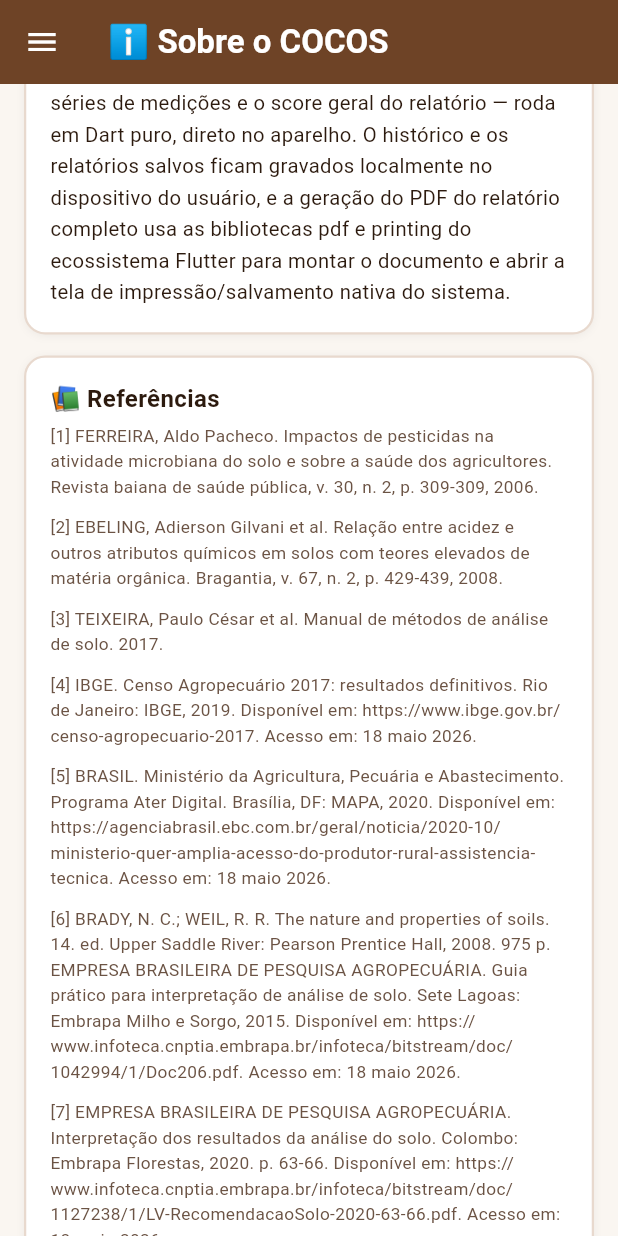
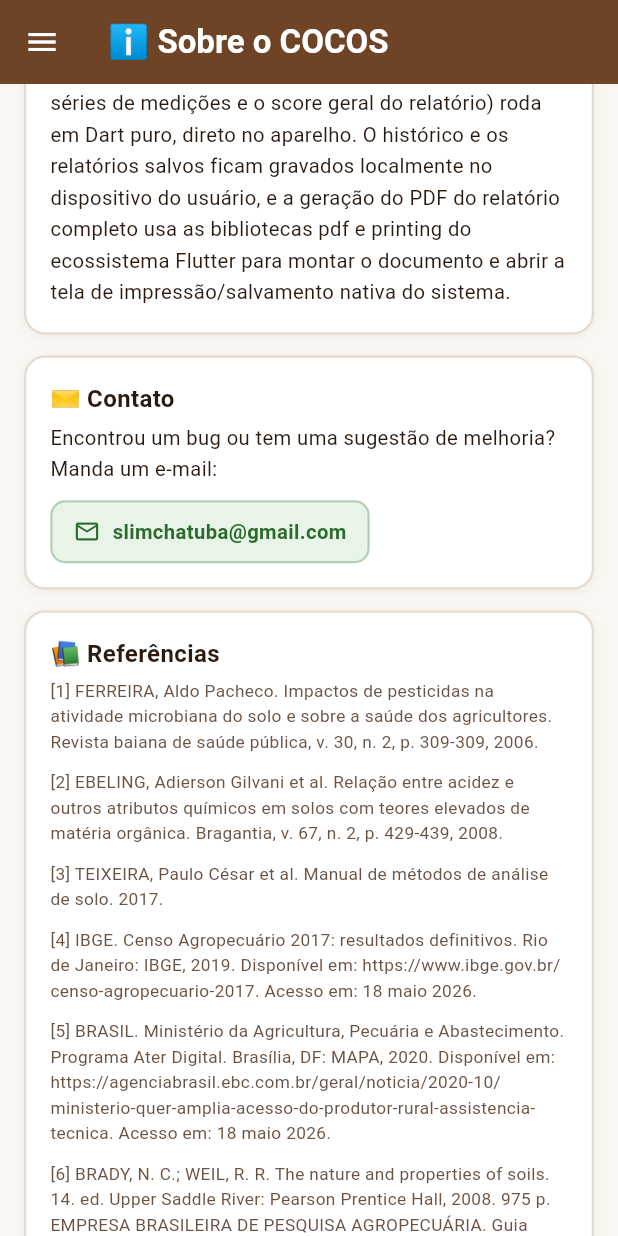
Before and after one commit to reinanbr/cocos-flutter, a Flutter app: the SobreScreen screen opened by its route, scrolled down 1152 dp, on a phone screen of 412 x 824 dp. Run offline on Flutter 3.47's test engine with Material 3 defaults, Android fonts, the light colour scheme and no system bars; our stand-ins replace pdf, printing, shared_preferences; accounts and stored records are empty.

Commit message:
2026-07-07 12:45:08 - upload added pdf

```diff
--- a/lib/constants/colors.dart
+++ b/lib/constants/colors.dart
@@ -1,6 +1,6 @@
 import 'package:flutter/material.dart';
 
-/// Paleta de cores da marca COCOS — terra, folha, sol e estados de alerta.
+/// Paleta de cores da marca COCOS: terra, folha, sol e estados de alerta.
 class AppColors {
   AppColors._();
 
--- a/lib/constants/manual_data.dart
+++ b/lib/constants/manual_data.dart
@@ -14,7 +14,7 @@ class ManualParam {
   });
 }
 
-/// Passo a passo de coleta a campo para cada parâmetro — pensado para quem
+/// Passo a passo de coleta a campo para cada parâmetro. Pensado para quem
 /// está na roça, sem acesso a laboratório, usando instrumentos simples e baratos.
 final List<ManualParam> kManual = [
   ManualParam(
@@ -33,7 +33,7 @@ final List<ManualParam> kManual = [
       'Insira o eletrodo do medidor na pasta ou no solo úmido e aguarde 30–60 segundos até o valor estabilizar.',
       'Anote o valor de cada ponto. Se possível, lance todos os valores na tela "Série de Valores" para ver a média e a variação do talhão.',
     ],
-    dica: 'Evite medir logo após calagem ou adubação — espere de 30 a 60 dias para o solo estabilizar. '
+    dica: 'Evite medir logo após calagem ou adubação, espere de 30 a 60 dias para o solo estabilizar. '
         'O solo não deve estar nem seco (rachado) nem encharcado.',
   ),
   ManualParam(
@@ -62,7 +62,7 @@ final List<ManualParam> kManual = [
     ],
     passos: [
       'Repita o mesmo preparo da Condutividade Elétrica: misture solo e água destilada (1:1 ou 1:2), agite e deixe decantar 30 minutos.',
-      'Troque o medidor para o modo salinidade/TDS (g/L ou ppm) — a maioria dos condutivímetros de bolso tem os dois modos.',
+      'Troque o medidor para o modo salinidade/TDS (g/L ou ppm): a maioria dos condutivímetros de bolso tem os dois modos.',
       'Mergulhe a sonda no sobrenadante e aguarde a leitura estabilizar.',
       'Anote o valor. Se o aparelho mostrar em ppm, divida por 1000 para converter para g/L.',
     ],
@@ -79,7 +79,7 @@ final List<ManualParam> kManual = [
       'Aguarde alguns segundos até o ponteiro ou mostrador estabilizar.',
       'Anote o valor em % e repita em vários pontos do talhão.',
     ],
-    dica: 'Evite medir logo após chuva ou irrigação forte — espere algumas horas para a leitura refletir a '
+    dica: 'Evite medir logo após chuva ou irrigação forte, espere algumas horas para a leitura refletir a '
         'umidade real de manejo, e não um pico passageiro.',
   ),
   ManualParam(
@@ -93,13 +93,13 @@ final List<ManualParam> kManual = [
       'Aguarde 1–2 minutos até a leitura estabilizar.',
       'Anote o valor em °C. Sempre que possível, meça no mesmo horário do dia para poder comparar entre datas diferentes.',
     ],
-    dica: 'A temperatura do solo varia bastante ao longo do dia — meça sempre por volta do mesmo horário '
+    dica: 'A temperatura do solo varia bastante ao longo do dia, meça sempre por volta do mesmo horário '
         '(ex: sempre às 9h) para acompanhar a evolução real.',
   ),
   ManualParam(
     key: ParamKey.textura,
     materiais: [
-      'Nenhum instrumento — apenas as mãos (teste manual do tato)',
+      'Nenhum instrumento, apenas as mãos (teste manual do tato)',
       'Um pouco de água para umedecer o solo',
     ],
     passos: [
@@ -112,7 +112,7 @@ final List<ManualParam> kManual = [
       'Fita com mais de 5 cm, brilhante e bem plástica → solo argiloso (~40–60% ou mais de argila).',
       'Anote a estimativa percentual de argila correspondente à faixa observada.',
     ],
-    dica: 'É um teste de estimativa, não substitui uma análise granulométrica de laboratório — mas é '
+    dica: 'É um teste de estimativa, não substitui uma análise granulométrica de laboratório, mas é '
         'suficiente para orientar decisões de manejo no dia a dia.',
   ),
 ];
--- a/lib/constants/params.dart
+++ b/lib/constants/params.dart
@@ -22,7 +22,7 @@ final Map<ParamKey, ParamConfig> kParams = {
       'muito_baixo':
           'Solo fortemente ácido. Aplique calcário dolomítico (2 a 4 t/ha, a depender da CTC e do teor de alumínio trocável) '
           'de 60 a 90 dias antes do plantio, incorporando nos primeiros 20 cm do solo. O excesso de acidez libera alumínio '
-          'tóxico às raízes e bloqueia a absorção de fósforo, cálcio e magnésio — reavalie o pH após a calagem e, se possível, '
+          'tóxico às raízes e bloqueia a absorção de fósforo, cálcio e magnésio. Reavalie o pH após a calagem e, se possível, '
           'confirme a dose exata com uma análise de solo em laboratório (índice SMP ou saturação por bases).',
       'baixo':
           'Solo levemente ácido. Faça calagem de manutenção com calcário calcítico ou dolomítico (1 a 2 t/ha), preferindo '
@@ -39,7 +39,7 @@ final Map<ParamKey, ParamConfig> kParams = {
       'muito_alto':
           'pH muito alto (solo fortemente alcalino/sódico). Risco elevado de deficiência de ferro, manganês e zinco, com '
           'clorose visível nas folhas novas. Priorize enxofre elementar ou sulfato de alumínio para correção gradual e '
-          'busque orientação de um agrônomo — solos sódicos podem exigir gessagem associada à lixiviação.',
+          'busque orientação de um agrônomo. Solos sódicos podem exigir gessagem associada à lixiviação.',
     },
   ),
   ParamKey.condutividade: const ParamConfig(
@@ -60,14 +60,14 @@ final Map<ParamKey, ParamConfig> kParams = {
           'minerais disponíveis. Reforce a adubação (orgânica e mineral) de forma parcelada e reavalie a CE cerca de '
           '30 dias depois para acompanhar a resposta.',
       'baixo':
-          'CE abaixo do ideal — solo com baixa concentração de sais solúveis, o que geralmente acompanha baixa '
+          'CE abaixo do ideal: solo com baixa concentração de sais solúveis, o que geralmente acompanha baixa '
           'fertilidade. Aumente gradualmente a adubação de manutenção e evite depender só de fontes de baixa '
           'solubilidade.',
       'ideal':
           'Condutividade elétrica dentro da faixa segura (0,1–1,5 dS/m): há sais suficientes disponíveis às plantas '
           'sem risco de estresse osmótico. Mantenha o parcelamento atual da adubação.',
       'alto':
-          'CE elevada — sinal de acúmulo de sais no perfil, muitas vezes por excesso de adubação química ou água de '
+          'CE elevada: sinal de acúmulo de sais no perfil, muitas vezes por excesso de adubação química ou água de '
           'irrigação salina. Reduza fontes de fertilizante muito solúveis (como cloreto de potássio em excesso), '
           'melhore a drenagem da área e, se possível, faça uma lâmina de lixiviação com água de boa qualidade.',
       'muito_alto':
@@ -90,8 +90,8 @@ final Map<ParamKey, ParamConfig> kParams = {
     hint: 'Concentração de sais. Pode ser estimada com o mesmo condutivímetro '
         'de bolso (função TDS/salinidade). Valores altos prejudicam absorção de água.',
     recomendacoes: {
-      'muito_baixo': 'Salinidade muito baixa — solo adequado, sem risco de sais para as plantas. Nenhuma correção necessária.',
-      'baixo': 'Salinidade baixa — solo adequado. Mantenha o monitoramento de rotina, sobretudo se a irrigação usar água '
+      'muito_baixo': 'Salinidade muito baixa: solo adequado, sem risco de sais para as plantas. Nenhuma correção necessária.',
+      'baixo': 'Salinidade baixa: solo adequado. Mantenha o monitoramento de rotina, sobretudo se a irrigação usar água '
           'de poço ou reservatório com potencial salino.',
       'ideal': 'Salinidade dentro da faixa segura (até 0,5 g/L) para a maioria das culturas, inclusive as mais sensíveis '
           'a sais. Continue o manejo atual de adubação e irrigação.',
@@ -100,7 +100,7 @@ final Map<ParamKey, ParamConfig> kParams = {
           'prefira parcelar as aplicações em doses menores e mais frequentes, e melhore a drenagem para evitar acúmulo '
           'de sais na zona radicular.',
       'muito_alto':
-          'Solo hipersalino — risco severo de plasmólise (perda de água) nas raízes mesmo com umidade aparente no solo. '
+          'Solo hipersalino: risco severo de plasmólise (perda de água) nas raízes mesmo com umidade aparente no solo. '
           'Segundo a FAO/UNESCO (1988), esse nível compromete a maioria das culturas agrícolas. Faça lixiviação urgente '
           'com lâmina de água de boa qualidade, associe gesso agrícola para deslocar sódio e evite novas aplicações de '
           'fertilizantes salinos até a próxima medição confirmar a queda da salinidade.',
@@ -119,7 +119,7 @@ final Map<ParamKey, ParamConfig> kParams = {
     hint: 'Porcentagem de água no solo. Meça com um higrômetro/sonda de '
         'umidade de solo, cravada a 10–15 cm de profundidade.',
     recomendacoes: {
-      'muito_baixo': 'Solo muito seco. Irrigação urgente necessária — plantas já podem estar sob estresse hídrico visível '
+      'muito_baixo': 'Solo muito seco. Irrigação urgente necessária: plantas já podem estar sob estresse hídrico visível '
           '(murcha, folhas enroladas). Irrigue em lâmina adequada à cultura e, se possível, aplique cobertura morta '
           '(palhada) para reduzir a evaporação e manter a umidade por mais tempo.',
       'baixo': 'Umidade abaixo do ideal. Aumente a frequência ou o volume de irrigação, preferindo horários de menor '
@@ -127,7 +127,7 @@ final Map<ParamKey, ParamConfig> kParams = {
       'ideal': 'Umidade ideal (40–60%): boa disponibilidade de água para absorção de nutrientes e atividade microbiana '
           'sem excesso. Mantenha o manejo de irrigação atual.',
       'alto': 'Umidade elevada. Verifique se a drenagem da área está funcionando e reduza o volume/frequência de '
-          'irrigação — excesso de água por período prolongado favorece compactação e perda de nutrientes por '
+          'irrigação: excesso de água por período prolongado favorece compactação e perda de nutrientes por '
           'lixiviação.',
       'muito_alto':
           'Solo encharcado. Risco de hipóxia radicular (falta de oxigênio nas raízes) e proliferação de doenças '
@@ -150,7 +150,7 @@ final Map<ParamKey, ParamConfig> kParams = {
     recomendacoes: {
       'muito_baixo':
           'Solo muito frio. A atividade microbiana e a mineralização de nutrientes ficam praticamente paralisadas '
-          'nessa faixa. Evite semear ou transplantar agora — aguarde o aquecimento natural do solo ou, se possível, '
+          'nessa faixa. Evite semear ou transplantar agora, aguarde o aquecimento natural do solo ou, se possível, '
           'use cobertura plástica (mulching) para acelerar o ganho de temperatura.',
       'baixo': 'Solo frio. Germinação e crescimento radicular tendem a ficar mais lentos, prolongando o ciclo da '
           'cultura. Se a semeadura for urgente, prefira cultivares mais tolerantes a baixas temperaturas de solo.',
@@ -160,7 +160,7 @@ final Map<ParamKey, ParamConfig> kParams = {
       'alto': 'Solo quente. Aumente a irrigação (o efeito evaporativo ajuda a resfriar) e aplique cobertura morta para '
           'reduzir a incidência direta de sol sobre o solo, especialmente em horários de pico de calor.',
       'muito_alto':
-          'Solo muito quente — risco real de dano a raízes finas e redução da atividade microbiana benéfica. '
+          'Solo muito quente: risco real de dano a raízes finas e redução da atividade microbiana benéfica. '
           'Irrigue e cubra o solo com palhada urgentemente, e avalie sombreamento temporário em mudas ou plantas '
           'jovens mais sensíveis ao calor excessivo do solo.',
     },
@@ -176,10 +176,10 @@ final Map<ParamKey, ParamConfig> kParams = {
     step: 1,
     categoria: Categoria.fisico,
     hint: 'Percentual estimado de argila no solo. Estime pelo teste manual do '
-        'tato (bolinha/fita de solo úmido) — veja o passo a passo no Manual de Coleta.',
+        'tato (bolinha/fita de solo úmido). Veja o passo a passo no Manual de Coleta.',
     recomendacoes: {
       'muito_baixo':
-          'Solo muito arenoso (textura arenosa). Baixa capacidade de retenção de água e nutrientes — a adubação e a '
+          'Solo muito arenoso (textura arenosa). Baixa capacidade de retenção de água e nutrientes: a adubação e a '
           'irrigação tendem a se perder rápido por percolação. Incorpore matéria orgânica (composto, esterco curtido, '
           'palhada) regularmente para aumentar a CTC e a retenção hídrica, e prefira irrigações mais frequentes e com '
           'menor lâmina de cada vez.',
--- a/lib/main.dart
+++ b/lib/main.dart
@@ -21,7 +21,7 @@ class CocosApp extends StatelessWidget {
   @override
   Widget build(BuildContext context) {
     return MaterialApp(
-      title: 'COCOS — Análise de Solo',
+      title: 'COCOS - Análise de Solo',
       debugShowCheckedModeBanner: false,
       theme: ThemeData(
         useMaterial3: true,
--- a/lib/models/param_config.dart
+++ b/lib/models/param_config.dart
@@ -1,4 +1,4 @@
-/// Parâmetros de solo que o COCOS analisa — todos mensuráveis a campo,
+/// Parâmetros de solo que o COCOS analisa, todos mensuráveis a campo,
 /// na roça, com instrumentos simples (medidor de pH, sonda de umidade/
 /// temperatura, condutivímetro de bolso ou o teste de textura pelo tato).
 enum ParamKey { ph, condutividade, salinidade, umidade, temperatura, textura }
--- a/lib/screens/manual_screen.dart
+++ b/lib/screens/manual_screen.dart
@@ -27,7 +27,7 @@ class ManualScreen extends StatelessWidget {
                 SizedBox(height: 8),
                 Text(
                   'O COCOS trabalha apenas com parâmetros que você mesmo consegue medir no campo, '
-                  'com instrumentos simples e baratos — sem precisar mandar amostra para laboratório. '
+                  'com instrumentos simples e baratos, sem precisar mandar amostra para laboratório. '
                   'Abaixo está o passo a passo de coleta de cada um.',
                   style: TextStyle(fontSize: 13, color: AppColors.textoSec, height: 1.5),
                 ),
--- a/lib/screens/serie_screen.dart
+++ b/lib/screens/serie_screen.dart
@@ -74,7 +74,7 @@ class _SerieScreenState extends State<SerieScreen> {
       id: StorageService.genId(),
       data: DateTime.now().toIso8601String(),
       tipo: HistoricoTipo.serie,
-      titulo: '${resultado.emoji} ${resultado.nome} — ${resultado.n} medições (média ${resultado.mean})',
+      titulo: '${resultado.emoji} ${resultado.nome} · ${resultado.n} medições (média ${resultado.mean})',
       paramKey: _param!,
       media: resultado.mean,
       status: resultado.status,
@@ -106,7 +106,7 @@ class _SerieScreenState extends State<SerieScreen> {
                         style: const TextStyle(
                             fontSize: 14, fontWeight: FontWeight.w700, color: AppColors.terra)),
                     TextSpan(
-                        text: ' — ${info.unidade}',
+                        text: ' · ${info.unidade}',
                         style: const TextStyle(fontSize: 14, color: AppColors.textoSec)),
                   ])),
                   const SizedBox(height: 10),
--- a/lib/screens/sobre_screen.dart
+++ b/lib/screens/sobre_screen.dart
@@ -1,11 +1,28 @@
 import 'package:flutter/material.dart';
+import 'package:url_launcher/url_launcher.dart';
 import '../constants/colors.dart';
 import '../constants/referencias.dart';
 import '../widgets/app_card.dart';
 import '../widgets/app_scaffold.dart';
 
+const _kContatoEmail = 'slimchatuba@gmail.com';
+
 class SobreScreen extends StatelessWidget {
   const SobreScreen({super.key});
+
+  Future<void> _abrirEmail(BuildContext context) async {
+    final uri = Uri(
+      scheme: 'mailto',
+      path: _kContatoEmail,
+      query: 'subject=${Uri.encodeComponent('COCOS - Sugestão/Bug')}',
+    );
+    final abriu = await launchUrl(uri);
+    if (!abriu && context.mounted) {
+      ScaffoldMessenger.of(context).showSnackBar(
+        const SnackBar(content: Text('Não foi possível abrir o app de e-mail.')),
+      );
+    }
+  }
 
   @override
   Widget build(BuildContext context) {
@@ -43,7 +60,7 @@ class SobreScreen extends StatelessWidget {
               'O COCOS é um aplicativo de apoio à análise de solo voltado a quem trabalha direto na roça: '
               'o produtor mede parâmetros do solo com instrumentos simples de campo, insere os valores no '
               'app e recebe, na hora, a classificação de cada parâmetro (ideal, atenção ou crítico), uma '
-              'pontuação geral do solo e recomendações práticas de manejo — sem depender de enviar amostra '
+              'pontuação geral do solo e recomendações práticas de manejo, sem depender de enviar amostra '
               'para um laboratório para ter uma primeira leitura da situação do talhão.',
               style: TextStyle(fontSize: 13.5, color: AppColors.texto, height: 1.55),
             ),
@@ -54,7 +71,7 @@ class SobreScreen extends StatelessWidget {
               crossAxisAlignment: CrossAxisAlignment.start,
               children: [
                 Text(
-                  '"COCOS" é a sigla de Código de Otimização das Características Orgânicas do Solo — o '
+                  '"COCOS" é a sigla de Código de Otimização das Características Orgânicas do Solo. O '
                   'nome resume exatamente a proposta do projeto: um código (um programa) que ajuda a '
                   'otimizar o manejo a partir das características orgânicas, químicas e físicas do solo.',
                   style: TextStyle(fontSize: 13.5, color: AppColors.texto, height: 1.55),
@@ -67,7 +84,7 @@ class SobreScreen extends StatelessWidget {
             child: const Text(
               'A ideia nasceu em 2023, durante o desenvolvimento de projetos para uma disciplina de '
               'Ciência de Dados. Surgiu a proposta de criar um código capaz de gerar um PDF com gráficos '
-              'sobre a condição do solo — um relatório completo, visual e fácil de entender, que reunisse '
+              'sobre a condição do solo: um relatório completo, visual e fácil de entender, que reunisse '
               'em um só documento a leitura de vários parâmetros e desse uma visão geral da saúde do '
               'terreno. Esse experimento acadêmico deu origem ao motor de classificação que hoje está por '
               'trás do COCOS, incluindo a própria função de gerar relatório completo em PDF disponível no '
@@ -86,13 +103,48 @@ class SobreScreen extends StatelessWidget {
             title: '🛠️ Como o app foi construído em Flutter',
             child: const Text(
               'A versão atual do COCOS foi reescrita em Flutter/Dart, o que permite manter uma única base '
-              'de código para Android e Web a partir dos mesmos arquivos-fonte. O motor de classificação — '
-              'que decide se um valor está ideal, em atenção ou crítico, calcula estatísticas de séries de '
-              'medições e o score geral do relatório — roda em Dart puro, direto no aparelho. O histórico e '
+              'de código para Android e Web a partir dos mesmos arquivos-fonte. O motor de classificação '
+              '(que decide se um valor está ideal, em atenção ou crítico, calcula estatísticas de séries de '
+              'medições e o score geral do relatório) roda em Dart puro, direto no aparelho. O histórico e '
               'os relatórios salvos ficam gravados localmente no dispositivo do usuário, e a geração do PDF '
               'do relatório completo usa as bibliotecas pdf e printing do ecossistema Flutter para montar o '
               'documento e abrir a tela de impressão/salvamento nativa do sistema.',
               style: TextStyle(fontSize: 13.5, color: AppColors.texto, height: 1.55),
+            ),
+          ),
+          AppCard(
+            title: '✉️ Contato',
+            child: Column(
+              crossAxisAlignment: CrossAxisAlignment.start,
+              children: [
+                const Text(
+                  'Encontrou um bug ou tem uma sugestão de melhoria? Manda um e-mail:',
+                  style: TextStyle(fontSize: 13.5, color: AppColors.texto, height: 1.55),
+                ),
+                const SizedBox(height: 10),
+                InkWell(
+                  borderRadius: BorderRadius.circular(10),
+                  onTap: () => _abrirEmail(context),
+                  child: Container(
+                    padding: const EdgeInsets.symmetric(horizontal: 14, vertical: 10),
+                    decoration: BoxDecoration(
+                      color: AppColors.folhaPale,
+                      borderRadius: BorderRadius.circular(10),
+                      border: Border.all(color: AppColors.folha.withValues(alpha: 0.27), width: 1.5),
+                    ),
+                    child: const Row(
+                      mainAxisSize: MainAxisSize.min,
+                      children: [
+                        Icon(Icons.email_outlined, size: 18, color: AppColors.folha),
+                        SizedBox(width: 8),
+                        Text(_kContatoEmail,
+                            style: TextStyle(
+                                fontSize: 13.5, fontWeight: FontWeight.w700, color: AppColors.folha)),
+                      ],
+                    ),
+                  ),
+                ),
+              ],
             ),
           ),
           AppCard(
--- a/lib/services/classification_service.dart
+++ b/lib/services/classification_service.dart
@@ -8,7 +8,7 @@ import '../models/classification.dart';
 import '../models/param_config.dart';
 import '../models/resultado.dart';
 
-/// Motor de classificação e estatísticas do COCOS — roda 100% no dispositivo,
+/// Motor de classificação e estatísticas do COCOS. Roda 100% no dispositivo,
 /// sem depender de servidor, para uso a campo mesmo sem internet.
 class ClassificationService {
   ClassificationService._();
@@ -137,7 +137,7 @@ class ClassificationService {
   }
 
   /// Agrupa os parâmetros de um relatório por severidade e gera o texto-resumo
-  /// (sem emoji — quem exibe decide se prefixa um ícone ou não).
+  /// (sem emoji, quem exibe decide se prefixa um ícone ou não).
   static ({
     String resumo,
     List<RelatorioParam> criticos,
--- a/lib/services/pdf_service.dart
+++ b/lib/services/pdf_service.dart
@@ -19,13 +19,13 @@ PdfColor _pdfColor(Color c) => PdfColor.fromInt(c.toARGB32());
 
 /// Monta o PDF completo de um relatório de solo do COCOS: cabeçalho, score,
 /// resumo, tabela de parâmetros com barra de posição na escala e as
-/// recomendações de correção — o mesmo conteúdo mostrado na tela, pronto
+/// recomendações de correção, o mesmo conteúdo mostrado na tela, pronto
 /// para salvar, imprimir ou compartilhar.
 class PdfService {
   PdfService._();
 
-  /// Fontes com cobertura Unicode completa (acentos, travessão, meia-risca) —
-  /// as fontes padrão de PDF (Helvetica) não têm glifo para vários desses
+  /// Fontes com cobertura Unicode completa (acentos, travessão, meia-risca).
+  /// As fontes padrão de PDF (Helvetica) não têm glifo para vários desses
   /// caracteres e derrubam a renderização quando encontram um.
   static Future<pw.ThemeData> _loadTheme() async {
     final regularBytes = await rootBundle.load('assets/fonts/Roboto-Regular.ttf');
@@ -52,7 +52,7 @@ class PdfService {
             pw.Row(
               mainAxisAlignment: pw.MainAxisAlignment.spaceBetween,
               children: [
-                pw.Text('COCOS — Relatório de Análise de Solo',
+                pw.Text('COCOS - Relatório de Análise de Solo',
                     style: pw.TextStyle(fontSize: 16, fontWeight: pw.FontWeight.bold, color: _terra)),
                 pw.Text('Página ${context.pageNumber}/${context.pagesCount}',
                     style: const pw.TextStyle(fontSize: 9, color: _textoSec)),
@@ -236,7 +236,7 @@ class PdfService {
 
   static String _fmt(double v) => v == v.roundToDouble() ? v.toInt().toString() : v.toString();
 
-  /// Remove o emoji/seta que prefixa os textos de recomendação — as fontes
+  /// Remove o emoji/seta que prefixa os textos de recomendação, pois as fontes
   /// padrão de PDF não têm glifos coloridos de emoji.
   static String _stripLeadingIcon(String text) {
     final idx = text.indexOf(' ');
--- a/lib/services/storage_service.dart
+++ b/lib/services/storage_service.dart
@@ -6,7 +6,7 @@ import 'package:uuid/uuid.dart';
 import '../models/historico_entry.dart';
 import '../models/resultado.dart';
 
-/// Persistência local (histórico e relatórios) — o COCOS funciona 100%
+/// Persistência local (histórico e relatórios). O COCOS funciona 100%
 /// offline, então tudo fica salvo apenas no dispositivo do usuário.
 class StorageService {
   StorageService._();
--- a/pubspec.yaml
+++ b/pubspec.yaml
@@ -39,6 +39,7 @@ dependencies:
   intl: ^0.19.0
   pdf: ^3.11.3
   printing: ^5.13.4
+  url_launcher: ^6.3.1
 
 dev_dependencies:
   flutter_test:
```
Also changed, not shown: lib/screens/relatorio_screen.dart (+4 -4 lines), pubspec.lock, 3 other files.
